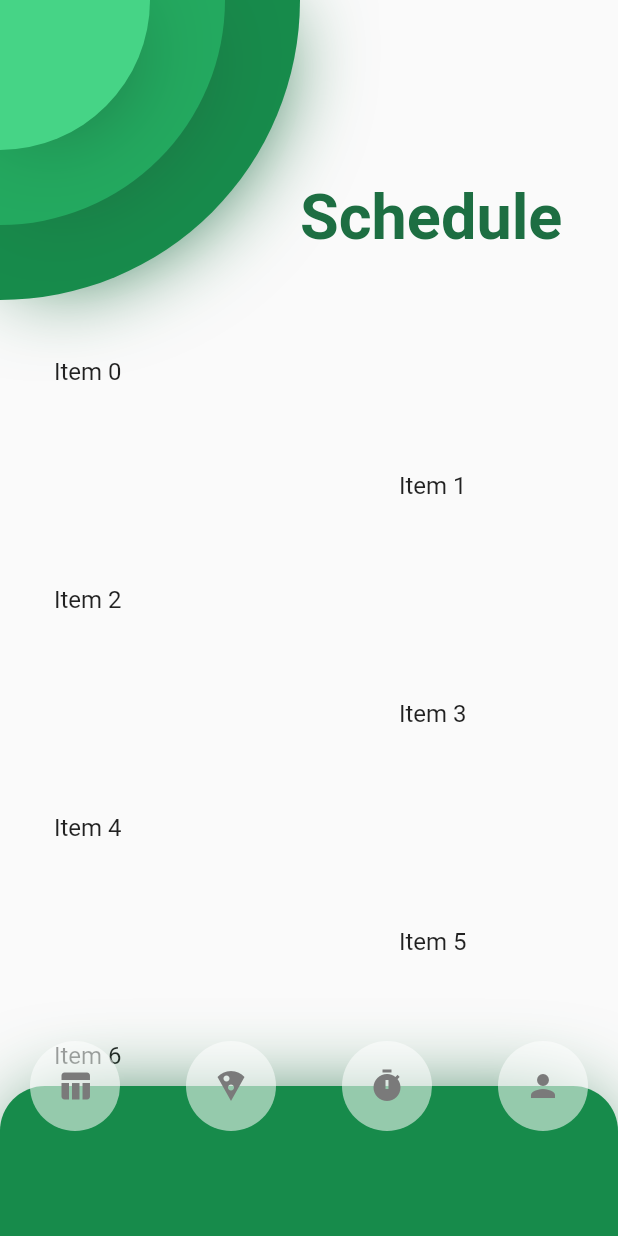
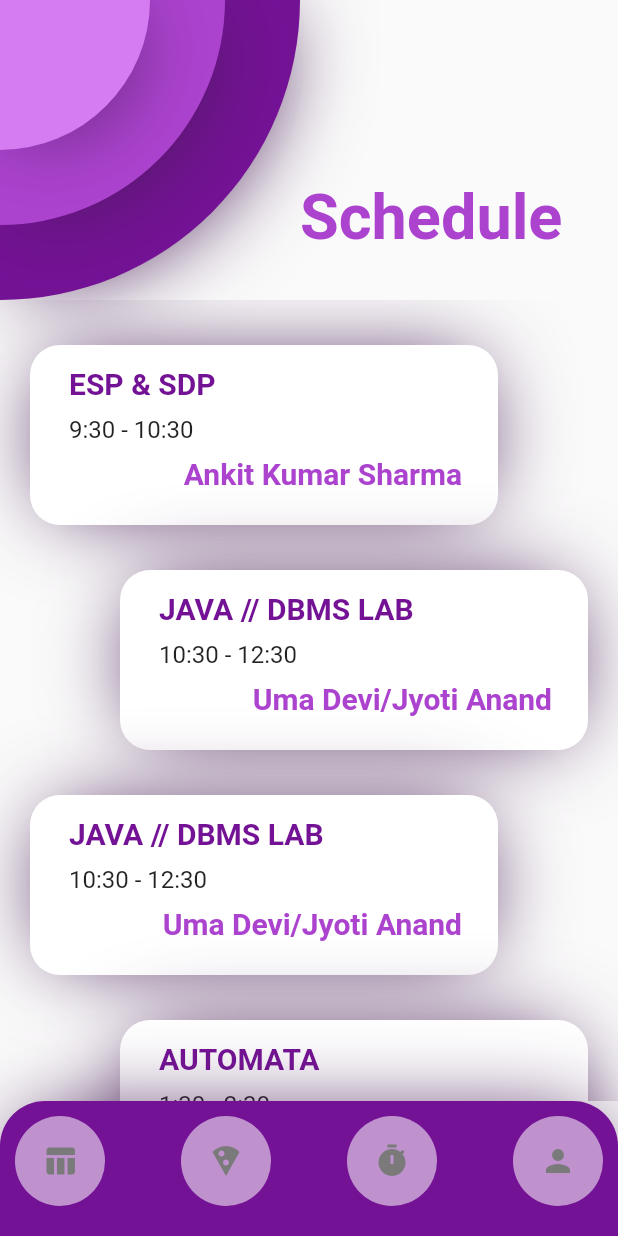
Before and after one commit to kshitijv256/Utility_App, a Flutter app: the screen it shows after launch, on a phone screen of 412 x 824 dp. Run offline on Flutter 3.47's test engine with Material 2 defaults, Android fonts, the phone set to English and light mode, and no system bars.

Commit message:
Completed schedule page and centralized data

```diff
--- a/lib/data.dart
+++ b/lib/data.dart
@@ -1,7 +1,84 @@
-List list1 = [1, 2, 3, 4, 5, 6, 7, 8, 9, 10, 11, 12, 13, 14, 15];
+import 'package:flutter/material.dart';
+
+const schedule = {
+  1: [
+    // MONDAY
+    ['ESP & SDP', '9:30 - 10:30', 'Ankit Kumar Sharma'],
+    ['JAVA // DBMS LAB', '10:30 - 12:30', 'Uma Devi/Jyoti Anand'],
+    ['JAVA // DBMS LAB', '10:30 - 12:30', 'Uma Devi/Jyoti Anand'],
+    ['AUTOMATA', '1:30 - 2:30', 'Sagarika Ghosh'],
+    ['DBMS', '2:30 - 3:30', 'Jyoti Anand'],
+    ['INDIAN CONSTITUTION', '3:30 - 4:30', 'Vivek Kumar Sharma']
+  ],
+  2: [
+    // TUESDAY
+    ['ARTIFICIAL INTELLIGENCE', '9:30 - 10:30', 'Rupayan Das'],
+    ['MANAGEMENT', '10:30 - 12:30', 'K.V.Kuriakose'],
+    ['SOFTWARE ENGINEERING', '10:30 - 12:30', 'Mrinal Kanti Sarkar'],
+    ['ALL IN ONE', '1:30 - 2:30', 'Vivek Kumar Sharma'],
+    ['DBMS // JAVA LAB', '2:30 - 3:30', 'Jyoti Anand/Uma Devi'],
+    ['DBMS // JAVA LAB', '3:30 - 4:30', 'Jyoti Anand/Uma Devi']
+  ],
+  3: [
+    // WEDNESDAY
+    ['AUTOMATA', '9:30 - 10:30', 'Sagarika Ghosh'],
+    ['DBMS', '10:30 - 12:30', 'Jyoti Anand'],
+    ['MANAGEMENT', '10:30 - 12:30', 'K.V.Kuriakose'],
+    ['JAVA', '1:30 - 2:30', 'Uma Devi'],
+    ['AIML // SWE LAB', '2:30 - 3:30', 'Rupayan Das/Subrat Gautam'],
+    ['AIML // SWE LAB', '3:30 - 4:30', 'Rupayan Das/Subrat Gautam']
+  ],
+  4: [
+    // THIRSDAY
+    ['SOFTWARE ENGINEERING', '9:30 - 10:30', 'Mrinal Kanti Sarkar'],
+    ['AIML // SWE LAB', '10:30 - 11:30', 'Subrat Gautam/Rupayan Das'],
+    ['AIML // SWE LAB', '11:30 - 12:30', 'Subrat Gautam/Rupayan Das'],
+    ['ARTIFICIAL INTELLIGENCE', '1:30 - 2:30', 'Rupayan Das'],
+    ['JAVA', '2:30 - 3:30', 'Uma Devi'],
+    ['ENGLISH', '3:30 - 4:30', 'Mr. Gourab Goswami']
+  ],
+  5: [
+    // FRIDAY
+    ['DBMS', '9:30 - 10:30', 'Jyoti Anand'],
+    ['AUTOMATA', '10:30 - 12:30', 'Sagarika Ghosh'],
+    ['JAVA', '10:30 - 12:30', 'Uma Devi'],
+    ['SOFTWARE ENGINEERING', '1:30 - 2:30', 'Subrat Gautam'],
+    ['ARTIFICIAL INTELLIGENCE', '1:30 - 2:30', 'Rupayan Das'],
+    ['PROJECT GUIDE', '3:30 - 4:30', 'MENTOR']
+  ]
+};
 
 List list2 = [1, 2, 3];
 
 List list3 = [];
 
 List list4 = [];
+
+const colorScheme = {
+  3: [
+    // blue
+    Color.fromARGB(255, 134, 186, 234),
+    Color.fromARGB(255, 82, 150, 214),
+    Color.fromARGB(255, 37, 113, 185),
+    Color.fromARGB(255, 28, 71, 112)
+  ],
+  1: [
+    // yellow
+    Color.fromARGB(255, 235, 211, 106),
+    Color.fromARGB(255, 206, 181, 67),
+    Color.fromARGB(255, 176, 149, 26),
+    Color.fromARGB(255, 104, 90, 25)
+  ],
+  2: [
+    Color.fromARGB(255, 111, 237, 168),
+    Color.fromARGB(255, 57, 185, 115),
+    Color.fromARGB(255, 22, 165, 87),
+    Color.fromARGB(255, 24, 87, 52)
+  ],
+  0: [
+    Color.fromARGB(255, 213, 124, 243),
+    Color.fromARGB(255, 172, 67, 207),
+    Color.fromARGB(255, 116, 18, 149),
+    Color.fromARGB(255, 69, 27, 83)
+  ]
+};
--- a/lib/home.dart
+++ b/lib/home.dart
@@ -1,6 +1,9 @@
 import 'package:flutter/material.dart';
+import 'package:utility/about.dart';
 import 'package:utility/mess.dart';
 import 'package:utility/schedule.dart';
+import 'package:utility/todoPage.dart';
+import 'package:utility/data.dart';
 
 const iconColor = Color.fromARGB(255, 122, 122, 122);
 const iconBack = Colors.white54;
@@ -13,34 +16,56 @@ class Home extends StatefulWidget {
 }
 
 class _HomeState extends State<Home> {
+  int pageIndex = 0;
+
+  final pages = [
+    const Schedule(),
+    const Mess(),
+    const TodoPage(),
+    const AboutPage(),
+  ];
+
   @override
   Widget build(BuildContext context) {
     return Scaffold(
-      body: Column(
-        children: [
-          Stack(
+      body: pages[pageIndex],
+      bottomNavigationBar: buildMyNavBar(context),
+    );
+  }
+
+  Container buildMyNavBar(BuildContext context) {
+    return Container(
+      height: 90,
+      width: MediaQuery.of(context).size.width,
+      color: Colors.transparent,
+      child: Stack(
         alignment: Alignment.bottomCenter,
         children: [
           Container(
-                height: MediaQuery.of(context).size.height,
+            // navigation bar buttons
+            height: 90,
             width: MediaQuery.of(context).size.width,
-                color: Colors.pink,
-                child: Schedule(),
+            decoration: BoxDecoration(
+              borderRadius: BorderRadius.only(
+                topLeft: Radius.circular(30),
+                topRight: Radius.circular(30),
               ),
-              Padding(
-                padding: const EdgeInsets.only(
-                  left: 20,
-                  right: 20,
+              color: colorScheme[pageIndex]![2],
+              boxShadow: [
+                BoxShadow(
+                  color: colorScheme[pageIndex]![3],
+                  blurRadius: 50,
+                  spreadRadius: -12,
                 ),
-                child: Container(
-                  height: 150,
-                  width: MediaQuery.of(context).size.width,
-                  child: Column(children: [
+              ],
+            ),
+          ),
+          Column(
+            mainAxisAlignment: MainAxisAlignment.end,
+            children: [
               Container(
+                margin: const EdgeInsets.only(left: 10, right: 10),
                 // navigation bar buttons
-                      height: 100,
-                      width: MediaQuery.of(context).size.width,
-                      color: Colors.transparent,
                 child: Row(
                   mainAxisAlignment: MainAxisAlignment.spaceBetween,
                   children: [
@@ -52,14 +77,13 @@ class _HomeState extends State<Home> {
                           Icons.table_chart,
                           color: iconColor,
                         ),
-                              onPressed: () => Navigator.push(
-                                context,
-                                MaterialPageRoute(
-                                  builder: (context) {
-                                    return Schedule();
+                        onPressed: () {
+                          setState(
+                            () {
+                              pageIndex = 0;
                             },
-                                ),
-                              ),
+                          );
+                        },
                       ),
                     ),
                     CircleAvatar(
@@ -70,14 +94,13 @@ class _HomeState extends State<Home> {
                           Icons.local_pizza,
                           color: iconColor,
                         ),
-                              onPressed: () => Navigator.push(
-                                context,
-                                MaterialPageRoute(
-                                  builder: (context) {
-                                    return Mess();
+                        onPressed: () {
+                          setState(
+                            () {
+                              pageIndex = 1;
                             },
-                                ),
-                              ),
+                          );
+                        },
                       ),
                     ),
                     CircleAvatar(
@@ -88,7 +111,13 @@ class _HomeState extends State<Home> {
                           Icons.timer,
                           color: iconColor,
                         ),
-                              onPressed: () {},
+                        onPressed: () {
+                          setState(
+                            () {
+                              pageIndex = 2;
+                            },
+                          );
+                        },
                       ),
                     ),
                     CircleAvatar(
@@ -99,19 +128,22 @@ class _HomeState extends State<Home> {
                           Icons.person,
                           color: iconColor,
                         ),
-                              onPressed: () {},
+                        onPressed: () {
+                          setState(
+                            () {
+                              pageIndex = 3;
+                            },
+                          );
+                        },
                       ),
                     ),
                   ],
                 ),
               ),
               Container(
-                        height: 50,
+                  height: 20,
                   width: MediaQuery.of(context).size.width,
                   color: Colors.transparent),
-                  ]),
-                ),
-              ),
             ],
           ),
         ],
--- a/lib/schedule.dart
+++ b/lib/schedule.dart
@@ -1,27 +1,18 @@
 import 'package:flutter/material.dart';
 import 'package:utility/data.dart';
 
-const color1 = Color.fromARGB(255, 70, 212, 134);
-const color2 = Color.fromARGB(255, 35, 169, 95);
-const color3 = Color.fromARGB(255, 23, 139, 75);
-const shadows = Color.fromARGB(255, 29, 110, 66);
+var day = DateTime.now().weekday;
 
-class Schedule extends StatefulWidget {
+class Schedule extends StatelessWidget {
   const Schedule({Key? key}) : super(key: key);
 
   @override
-  State<Schedule> createState() => _ScheduleState();
-}
-
-class _ScheduleState extends State<Schedule> {
-  @override
   Widget build(BuildContext context) {
-    return Scaffold(
-      body: Container(
+    return Container(
       color: Colors.transparent,
       child: Column(
         mainAxisAlignment: MainAxisAlignment.spaceBetween,
-          mainAxisSize: MainAxisSize.max,
+        crossAxisAlignment: CrossAxisAlignment.start,
         children: [
           Stack(
             alignment: Alignment.topLeft,
@@ -35,14 +26,14 @@ class _ScheduleState extends State<Schedule> {
               Container(
                 height: 200,
                 width: 200,
-                  decoration: const BoxDecoration(
+                decoration: BoxDecoration(
                     borderRadius: BorderRadius.only(
                       bottomRight: Radius.circular(200),
                     ),
-                      color: color3,
+                    color: colorScheme[0]![2],
                     boxShadow: [
                       BoxShadow(
-                          color: shadows,
+                        color: colorScheme[0]![3],
                         blurRadius: 50,
                         spreadRadius: -12,
                       ),
@@ -51,14 +42,14 @@ class _ScheduleState extends State<Schedule> {
               Container(
                 height: 150,
                 width: 150,
-                  decoration: const BoxDecoration(
+                decoration: BoxDecoration(
                   borderRadius: BorderRadius.only(
                     bottomRight: Radius.circular(150),
                   ),
-                    color: color2,
+                  color: colorScheme[0]![1],
                   boxShadow: [
                     BoxShadow(
-                        color: shadows,
+                      color: colorScheme[0]![3],
                       blurRadius: 50,
                       spreadRadius: -12,
                     ),
@@ -68,21 +59,21 @@ class _ScheduleState extends State<Schedule> {
               Container(
                 height: 100,
                 width: 100,
-                  decoration: const BoxDecoration(
+                decoration: BoxDecoration(
                     borderRadius: BorderRadius.only(
                       bottomRight: Radius.circular(100),
                     ),
-                      color: color1,
+                    color: colorScheme[0]![0],
                     boxShadow: [
                       BoxShadow(
-                          color: shadows,
+                        color: colorScheme[0]![3],
                         blurRadius: 50,
                         spreadRadius: -12,
                       ),
                     ]),
               ),
-                const Padding(
-                  padding: EdgeInsets.only(
+              Padding(
+                padding: const EdgeInsets.only(
                   top: 120,
                   left: 200,
                 ),
@@ -91,7 +82,7 @@ class _ScheduleState extends State<Schedule> {
                   style: TextStyle(
                     fontSize: 42,
                     fontWeight: FontWeight.bold,
-                      color: Color.fromARGB(255, 29, 110, 66),
+                    color: colorScheme[0]![1],
                   ),
                 ),
               ),
@@ -99,41 +90,78 @@ class _ScheduleState extends State<Schedule> {
           ),
           Flexible(
             child: ListView.builder(
-                itemCount: list1.length,
+              itemCount: 6,
               itemBuilder: (BuildContext context, int index) {
+                (day > 5) ? day = 1 : day;
                 return Padding(
                   padding: EdgeInsets.only(
-                      top: 20,
-                      left: (index % 2 == 0) ? 20 : 250,
+                    top: 30,
+                    left: (index % 2 == 0) ? 20 : 80,
+                    right: (index % 2 == 0) ? 80 : 20,
+                  ),
+                  child: Container(
+                    height: 120,
+                    decoration: BoxDecoration(
+                      borderRadius: BorderRadius.circular(20),
+                      color: Colors.white,
+                      boxShadow: [
+                        BoxShadow(
+                          color: colorScheme[0]![3],
+                          blurRadius: 50,
+                          spreadRadius: -12,
+                        ),
+                      ],
                     ),
                     child: ListTile(
-                      title: Text('Item $index'),
+                      title: Column(
+                        crossAxisAlignment: CrossAxisAlignment.start,
+                        children: [
+                          Padding(
+                            padding: const EdgeInsets.only(
+                              top: 10,
+                              left: 10,
+                            ),
+                            child: Text(
+                              schedule[day]![index][0],
+                              style: TextStyle(
+                                fontSize: 20,
+                                fontWeight: FontWeight.bold,
+                                color: colorScheme[0]![2],
+                              ),
+                            ),
+                          ),
+                          Padding(
+                            padding: const EdgeInsets.only(
+                              top: 10,
+                              left: 10,
+                            ),
+                            child: Text(
+                              schedule[day]![index][1],
+                            ),
+                          ),
+                          Padding(
+                            padding: const EdgeInsets.all(8.0),
+                            child: Align(
+                              alignment: Alignment.bottomRight,
+                              child: Text(
+                                schedule[day]![index][2],
+                                style: TextStyle(
+                                  fontSize: 20,
+                                  fontWeight: FontWeight.bold,
+                                  color: colorScheme[0]![1],
+                                ),
+                              ),
+                            ),
+                          ),
+                        ],
+                      ),
+                    ),
                   ),
                 );
               },
             ),
           ),
-            Container(
-              // navigation bar buttons
-              height: 100,
-              width: MediaQuery.of(context).size.width,
-              decoration: const BoxDecoration(
-                borderRadius: BorderRadius.only(
-                  topLeft: Radius.circular(30),
-                  topRight: Radius.circular(30),
-                ),
-                color: color3,
-                boxShadow: [
-                  BoxShadow(
-                    color: shadows,
-                    blurRadius: 50,
-                    spreadRadius: -12,
-                  ),
         ],
-              ),
-            ),
-          ],
-        ),
       ),
     );
   }
```
Also changed, not shown: lib/about.dart (added, +15 -0 lines), lib/mess.dart (+15 -46 lines), lib/splash.dart (+2 -5 lines), lib/todoPage.dart (added, +15 -0 lines). Lines whose indentation alone changed are shown as unchanged.
